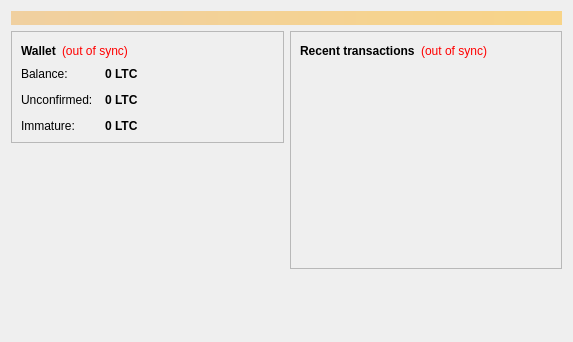
Qt form src/qt/forms/overviewpage.ui (aglehcoin-project/ac) before a commit.
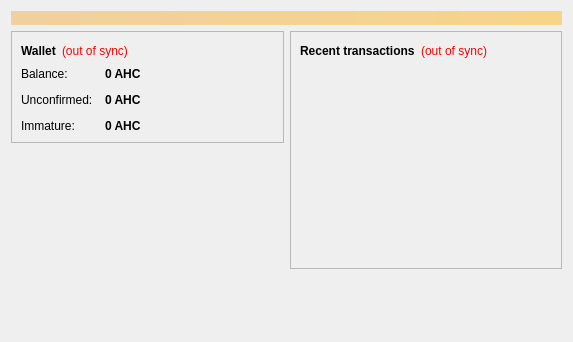
The same form after that commit.

Patch:
```diff
--- a/src/qt/forms/overviewpage.ui
+++ b/src/qt/forms/overviewpage.ui
@@ -122,7 +122,7 @@
                <string>Your current balance</string>
               </property>
               <property name="text">
-               <string notr="true">0 LTC</string>
+               <string notr="true">0 AHC</string>
               </property>
               <property name="textInteractionFlags">
                <set>Qt::LinksAccessibleByMouse|Qt::TextSelectableByKeyboard|Qt::TextSelectableByMouse</set>
@@ -151,7 +151,7 @@
                <string>Total of transactions that have yet to be confirmed, and do not yet count toward the current balance</string>
               </property>
               <property name="text">
-               <string notr="true">0 LTC</string>
+               <string notr="true">0 AHC</string>
               </property>
               <property name="textInteractionFlags">
                <set>Qt::LinksAccessibleByMouse|Qt::TextSelectableByKeyboard|Qt::TextSelectableByMouse</set>
@@ -177,7 +177,7 @@
                <string>Mined balance that has not yet matured</string>
               </property>
               <property name="text">
-               <string notr="true">0 LTC</string>
+               <string notr="true">0 AHC</string>
               </property>
               <property name="textInteractionFlags">
                <set>Qt::LinksAccessibleByMouse|Qt::TextSelectableByKeyboard|Qt::TextSelectableByMouse</set>
```
Left out of the diff: 4 changed lines with no effect on the pictures.
